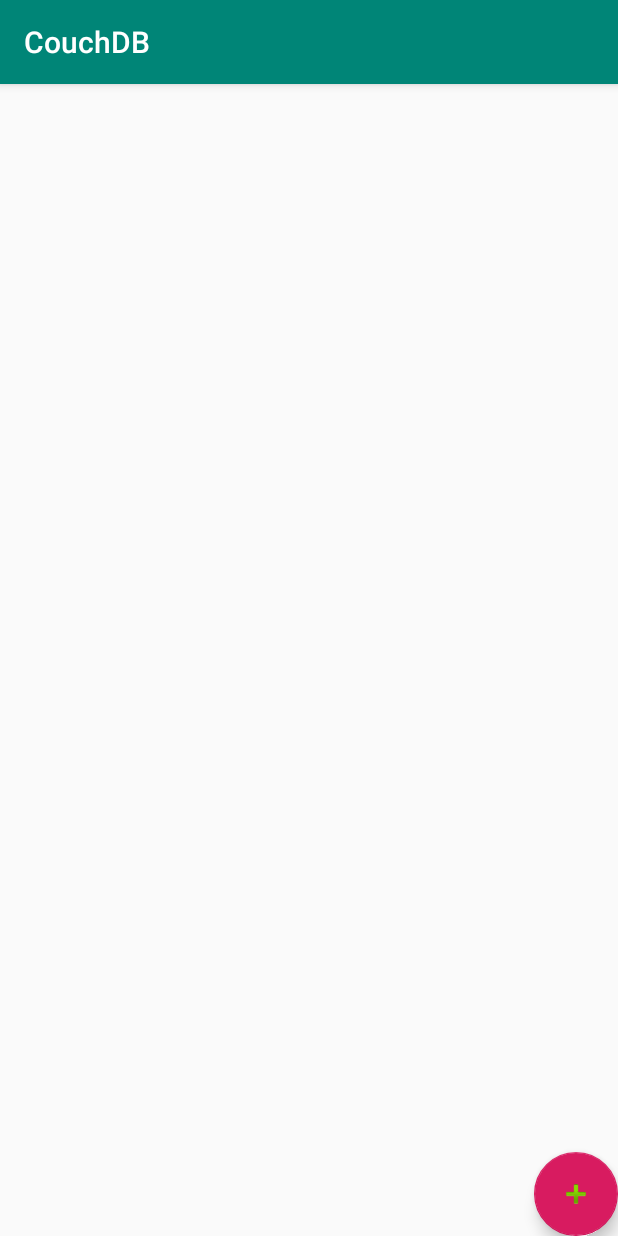
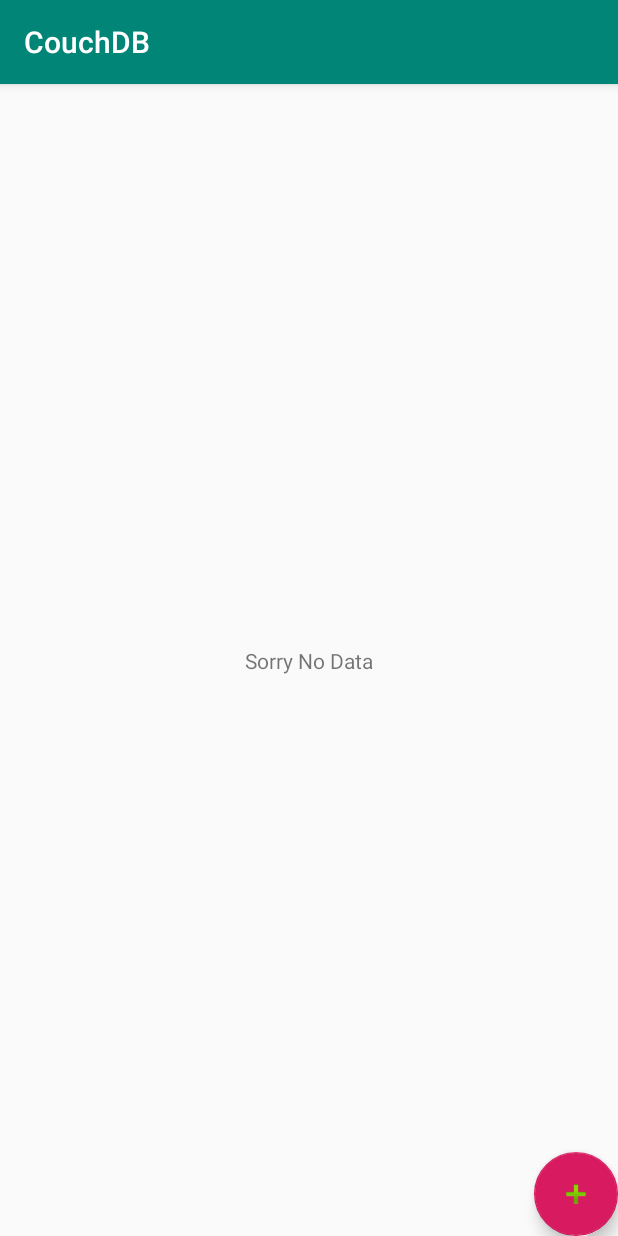
Before and after one commit to zahid--ali/couchlite-android, an Android app: the screen it shows after launch (UserActivity), after a tap on an icon or button, on a phone screen of 412 x 824 dp. Run offline under Robolectric (Android 15) with nearby library versions, the phone set to English and light mode, and no system bars; libraries missing offline, so code that uses them is left out: com.couchbase.lite; 11 statements that could not run were skipped.

Commit message:
load saved users & msgs from db

```diff
--- a/app/src/main/java/lelab/couchdb/user/UserActivity.java
+++ b/app/src/main/java/lelab/couchdb/user/UserActivity.java
@@ -7,6 +7,7 @@ import android.support.v7.widget.LinearLayoutManager;
 import android.support.v7.widget.RecyclerView;
 import android.util.Log;
 import android.view.View;
+import android.widget.TextView;
 
 import com.couchbase.lite.CouchbaseLiteException;
 import com.couchbase.lite.DataSource;
@@ -33,20 +34,22 @@ import lelab.couchdb.model.User;
 public class UserActivity extends AppCompatActivity {
     public static final String TAG = "CouchDbApp";
     private UserAdapter userAdapter;
+    private TextView tvNoData;
     //couch db
     private DatabaseManager dbMgr;
-    private Query query;
 
     @Override
     protected void onCreate(Bundle savedInstanceState) {
         super.onCreate(savedInstanceState);
         setContentView(R.layout.user_activity);
+        tvNoData = findViewById(R.id.tv_no_data);
         dbMgr = new DatabaseManager(this);
 
         userAdapter = new UserAdapter(this);
         RecyclerView rvUsers = findViewById(R.id.rv_users);
         rvUsers.setAdapter(userAdapter);
         rvUsers.setLayoutManager(new LinearLayoutManager(this));
+        getUserDbData();
 
         FloatingActionButton fab = findViewById(R.id.fab);
         fab.setOnClickListener(new View.OnClickListener() {
@@ -70,9 +73,14 @@ public class UserActivity extends AppCompatActivity {
                 } catch (CouchbaseLiteException e) {
                     e.printStackTrace();
                 }
+                getUserDbData();
+            }
+        });
+    }
 
+    private void getUserDbData() {
         Expression key = Expression.property("key");
-                query = QueryBuilder.
+        Query query = QueryBuilder.
                 select(SelectResult.all()).
                 from(DataSource.database(dbMgr.database))
                 .where(key.equalTo(Expression.string(DatabaseManager.USER_TABLE)));
@@ -90,12 +98,15 @@ public class UserActivity extends AppCompatActivity {
                 users.add(user1);
             }
             Log.d(TAG, ": " + users.size());
+            if (users.size() == 0)
+                tvNoData.setVisibility(View.VISIBLE);
+            else {
+                tvNoData.setVisibility(View.GONE);
                 userAdapter.setUsers(users);
+            }
         } catch (CouchbaseLiteException e) {
             e.printStackTrace();
         }
-            }
-        });
     }
 
     private String getRandomNo(final int max) {
--- a/app/src/main/res/layout/message_adapter.xml
+++ b/app/src/main/res/layout/message_adapter.xml
@@ -3,6 +3,7 @@
     xmlns:tools="http://schemas.android.com/tools"
     android:layout_width="match_parent"
     android:layout_height="wrap_content"
+    android:layout_margin="5dp"
     android:background="@android:color/darker_gray"
     android:orientation="vertical"
     android:padding="10dp">
--- a/app/src/main/res/layout/user_activity.xml
+++ b/app/src/main/res/layout/user_activity.xml
@@ -21,4 +21,15 @@
         app:layout_constraintBottom_toBottomOf="@+id/rv_users"
         app:layout_constraintEnd_toEndOf="@+id/rv_users" />
 
+    <TextView
+        android:id="@+id/tv_no_data"
+        android:layout_width="wrap_content"
+        android:layout_height="wrap_content"
+        android:text="@string/sorry_no_data"
+        android:visibility="gone"
+        app:layout_constraintBottom_toBottomOf="parent"
+        app:layout_constraintEnd_toEndOf="parent"
+        app:layout_constraintStart_toStartOf="parent"
+        app:layout_constraintTop_toTopOf="parent" />
+
 </android.support.constraint.ConstraintLayout>
--- a/app/src/main/res/values/strings.xml
+++ b/app/src/main/res/values/strings.xml
@@ -1,4 +1,5 @@
 <resources>
     <string name="app_name">CouchDB</string>
     <string name="my_message">My Message</string>
+    <string name="sorry_no_data">Sorry No Data</string>
 </resources>
```
Also changed, not shown: app/src/main/java/lelab/couchdb/message/MessageActivity.java (+15 -4 lines), app/src/main/res/layout/message_activity.xml (+11 -0 lines). Lines whose indentation alone changed are shown as unchanged.
